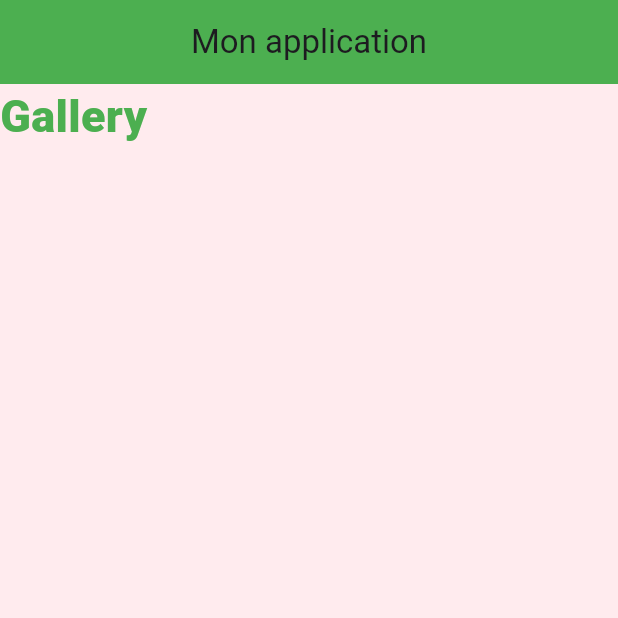
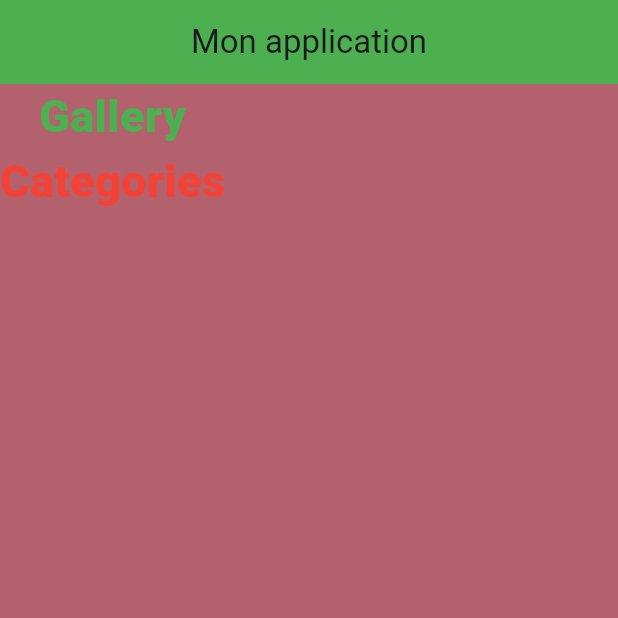
Before and after one commit to Frejo004/flutter_gallery_application, a Flutter app: the screen it shows after launch, on a phone screen of 412 x 824 dp, the top half of it. Run offline on Flutter 3.47's test engine with Material 3 defaults, Android fonts, the phone set to English and light mode, and no system bars.

Commit message:
ajout d'un contrôleur principal avec des catégories dans l'application

```diff
--- a/lib/main.dart
+++ b/lib/main.dart
@@ -16,13 +16,28 @@ class MyApp extends StatelessWidget {
       ),
 
       home:Scaffold(
-        backgroundColor: Colors.red[50],
+        backgroundColor: const Color.fromARGB(255, 179, 97, 109),
         appBar: AppBar(
           backgroundColor: Colors.green,
           title: Center(child: Text("Mon application")),
         ),
 
-        body: Container(
+        body: MainController(),
+      ) ,
+    );
+  }
+}
+
+class MainController extends StatelessWidget {
+  const MainController({
+    super.key,
+  });
+
+  @override
+  Widget build(BuildContext context) {
+    return Column(
+      children: [
+        Container(
           child: Text("Gallery",
           style: TextStyle(
             fontSize: 30,
@@ -30,7 +45,15 @@ class MyApp extends StatelessWidget {
             fontWeight: FontWeight.w900,
           )),
         ),
-      ) ,
+        Container(
+          child: Text("Categories",
+          style: TextStyle(
+            fontSize: 30,
+            color: Colors.red[500],
+            fontWeight: FontWeight.w900,
+          )),
+        ),
+      ],
     );
   }
 }
```
